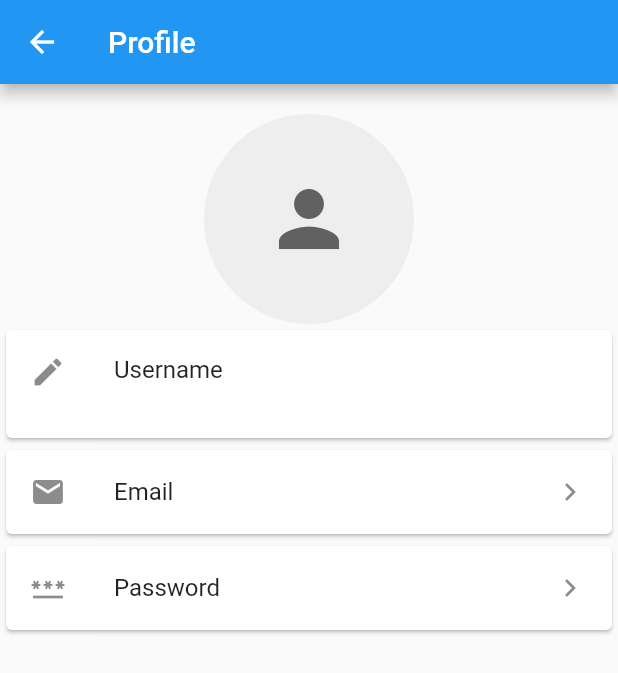
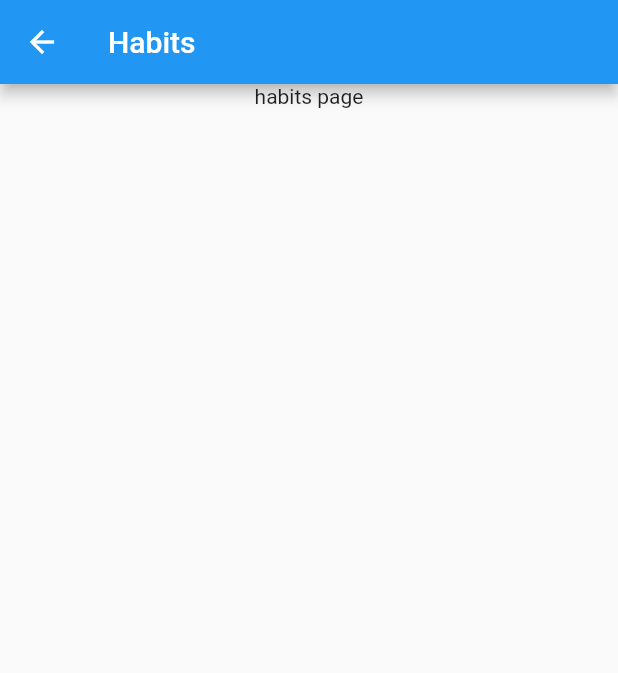
Before and after one commit to Kelpins/Mood-Tracker, a Flutter app: the Tiles widget shown alone on an empty page, opened directly, after a tap on "Habits", on a phone screen of 412 x 824 dp. Shown: the top 673 px of the screen. Run offline on Flutter 3.47's test engine with Material 2 defaults, Android fonts, the phone set to English and light mode, and no system bars; our stand-ins replace cloud_firestore, firebase_auth, firebase_core, flutter_heatmap_calendar, group_button, persistent_bottom_nav_bar and 1 more; accounts and stored records are empty; network calls fail.

Commit message:
added habits.dart page

```diff
--- /dev/null
+++ b/mood_tracker_app/lib/habits.dart
@@ -0,0 +1,25 @@
+import 'package:flutter/material.dart';
+
+class Habits extends StatelessWidget {
+  @override
+  Widget build(BuildContext context) {
+    return Scaffold(
+      appBar: AppBar(
+        leading: IconButton(
+          icon: Icon(Icons.arrow_back),
+          onPressed: () {
+            Navigator.pop(context);
+          },
+        ),
+        title: Text('Habits'),
+      ),
+      body: Center(
+        child: Column(
+          children: [
+            Text("habits page"),
+          ]
+        ),
+      ),
+    );
+  }
+}
--- a/mood_tracker_app/lib/settings.dart
+++ b/mood_tracker_app/lib/settings.dart
@@ -2,6 +2,7 @@ import 'package:flutter/material.dart';
 import 'profile.dart';
 import 'package:firebase_auth/firebase_auth.dart';
 import 'signin.dart';
+import 'habits.dart';
 import 'package:persistent_bottom_nav_bar/persistent_tab_view.dart';
 
 class Settings extends StatelessWidget {
@@ -68,7 +69,7 @@ class Tiles extends StatelessWidget {
             onTap: () {
               Navigator.push(
                 context,
-                MaterialPageRoute(builder: (context) => Profile()),
+                MaterialPageRoute(builder: (context) => Habits()),
               );
             },
           ),
```
